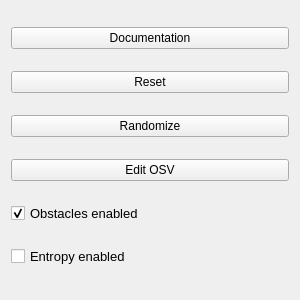
Above: settingswidget.ui from umdenes100/VisionSystemSim before the change. Below: the same form after it.
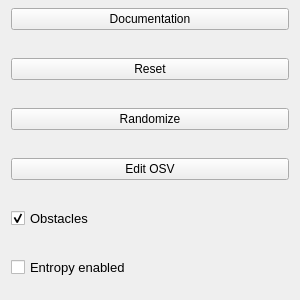
That is the form after the change.

```diff
--- a/settingswidget.ui
+++ b/settingswidget.ui
@@ -32,6 +32,12 @@
    <string>Form</string>
   </property>
   <layout class="QVBoxLayout" name="verticalLayout">
+   <property name="spacing">
+    <number>20</number>
+   </property>
+   <property name="topMargin">
+    <number>0</number>
+   </property>
    <item>
     <widget class="QPushButton" name="documentationButton">
      <property name="font">
@@ -93,7 +99,7 @@
       </font>
      </property>
      <property name="text">
-      <string>Obstacles enabled</string>
+      <string>Obstacles</string>
      </property>
      <property name="checked">
       <bool>true</bool>
```
